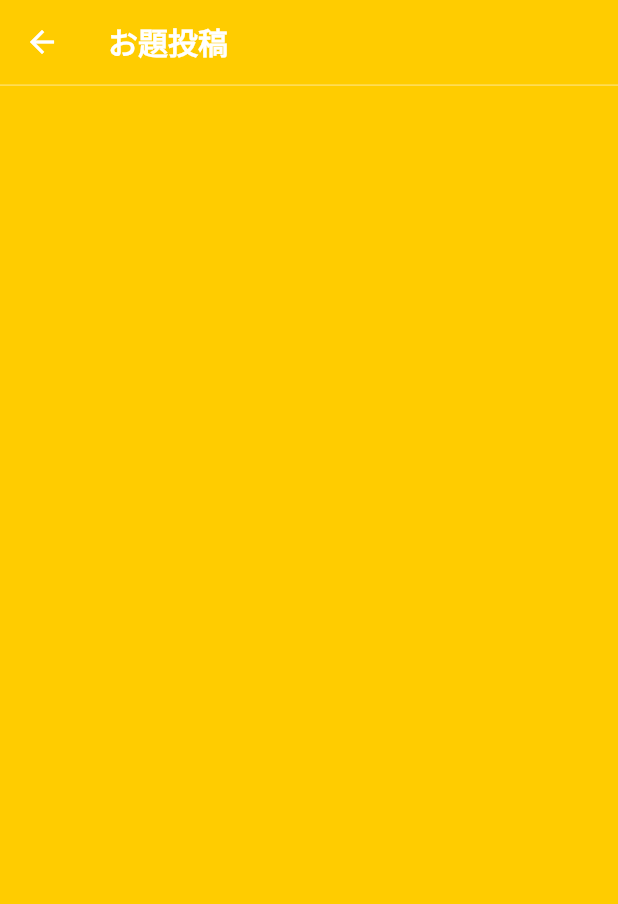
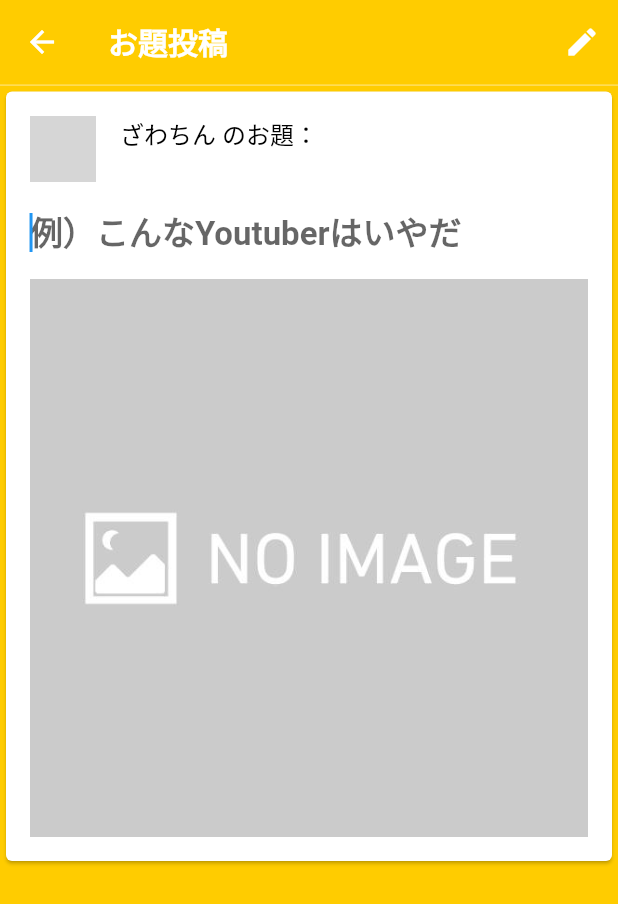
Before and after one commit to zwtin/oogiri_taizen, a Flutter app: the PostTopicView screen opened directly, on a phone screen of 412 x 824 dp. Shown: the top 904 px of the screen. Run offline on Flutter 3.47's test engine with Material 2 defaults, Android fonts, the phone set to English and light mode, and no system bars; drawn by our look-alikes of cached_network_image, loading_overlay; our stand-ins replace cloud_firestore, firebase_auth, firebase_core, firebase_crashlytics, firebase_storage, flutter_hooks and 8 more; missing offline and left inert: ff_navigation_bar, sweetalert; accounts and stored records are empty; network calls fail; grey boxes are pictures that could not be loaded.

Commit message:
お題投稿画面を途中まで作成

```diff
--- a/lib/ui/post_topic/post_topic_view.dart
+++ b/lib/ui/post_topic/post_topic_view.dart
@@ -1,3 +1,4 @@
+import 'package:cached_network_image/cached_network_image.dart';
 import 'package:flutter/material.dart';
 import 'package:flutter_hooks/flutter_hooks.dart';
 import 'package:flutter_signin_button/button_list.dart';
@@ -16,6 +17,7 @@ class PostTopicView extends HookWidget {
   @override
   Widget build(BuildContext context) {
     final viewModel = useProvider(postTopicViewModelProvider(id));
+    final topicTextController = useTextEditingController();
 
     return ProviderListener(
       onChange: (BuildContext context, AlertNotifier alertNotifier) {
@@ -69,6 +71,16 @@ class PostTopicView extends HookWidget {
                 ),
                 preferredSize: const Size.fromHeight(1),
               ),
+              actions: [
+                IconButton(
+                  icon: const Icon(
+                    Icons.edit,
+                  ),
+                  onPressed: () {
+                    context.read(postTopicViewModelProvider(id)).postTopic();
+                  },
+                ),
+              ],
             ),
             body: Stack(
               children: [
@@ -80,8 +92,101 @@ class PostTopicView extends HookWidget {
                     mainAxisSize: MainAxisSize.min,
                     mainAxisAlignment: MainAxisAlignment.center,
                     children: <Widget>[
-                      Container(
-                        height: 32,
+                      Card(
+                        child: Padding(
+                          padding: const EdgeInsets.all(16),
+                          child: Column(
+                            children: [
+                              Row(
+                                crossAxisAlignment: CrossAxisAlignment.start,
+                                children: [
+                                  GestureDetector(
+                                    onTap: () {},
+                                    child: SizedBox(
+                                      width: 44,
+                                      height: 44,
+                                      child: CachedNetworkImage(
+                                        placeholder: (context, url) =>
+                                            const Center(
+                                          child: CircularProgressIndicator(),
+                                        ),
+                                        imageUrl: '',
+                                        imageBuilder:
+                                            (context, imageProvider) =>
+                                                Container(
+                                          decoration: BoxDecoration(
+                                            shape: BoxShape.circle,
+                                            image: DecorationImage(
+                                              image: imageProvider,
+                                              fit: BoxFit.cover,
+                                            ),
+                                          ),
+                                        ),
+                                        errorWidget:
+                                            (context, url, dynamic error) =>
+                                                Image.asset(
+                                          'assets/icon/no_user.jpg',
+                                        ),
+                                      ),
+                                    ),
+                                  ),
+                                  Container(
+                                    width: 16,
+                                  ),
+                                  Flexible(
+                                    child: Text(
+                                      'ざわちん のお題：',
+                                      style: TextStyle(
+                                        color: Colors.black,
+                                        fontSize: 16,
+                                      ),
+                                    ),
+                                  ),
+                                ],
+                              ),
+                              Container(
+                                height: 16,
+                              ),
+                              TextField(
+                                maxLines: null,
+                                controller: topicTextController,
+                                autofocus: true,
+                                style: const TextStyle(
+                                  color: Colors.black,
+                                  fontWeight: FontWeight.bold,
+                                  fontSize: 22,
+                                ),
+                                decoration: const InputDecoration.collapsed(
+                                  border: InputBorder.none,
+                                  hintText: '例）こんなYoutuberはいやだ',
+                                ),
+                              ),
+                              Container(
+                                height: 16,
+                              ),
+                              Stack(
+                                children: [
+                                  Image.asset('assets/images/no_image.jpg'),
+                                  viewModel.imageFile != null
+                                      ? Image.file(viewModel.imageFile)
+                                      : Container(),
+                                  SizedBox(
+                                    width: 100,
+                                    height: 100,
+                                    child: GestureDetector(
+                                      onTap: () {
+                                        context
+                                            .read(
+                                                postTopicViewModelProvider(id))
+                                            .getImage();
+                                      },
+                                    ),
+                                  ),
+                                ],
+                              ),
+                            ],
+                          ),
+                        ),
                       ),
                     ],
                   ),
```
Also changed, not shown: lib/ui/post_topic/post_topic_view_model.dart (+43 -3 lines), assets/images/no_image.jpg (added).
